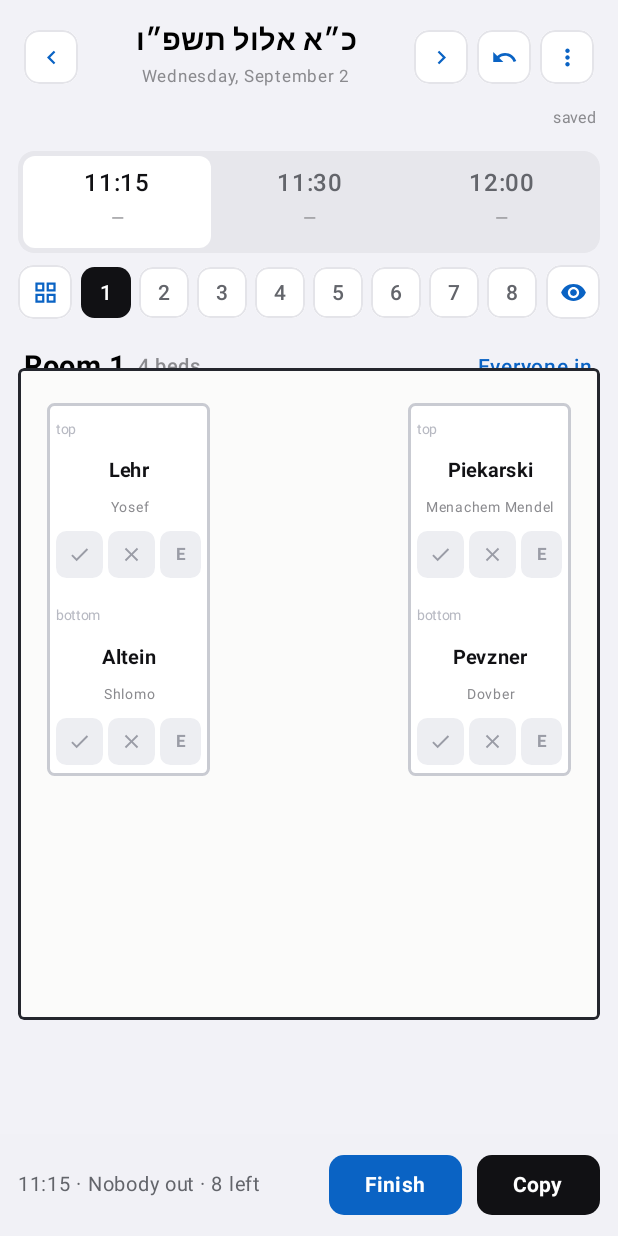
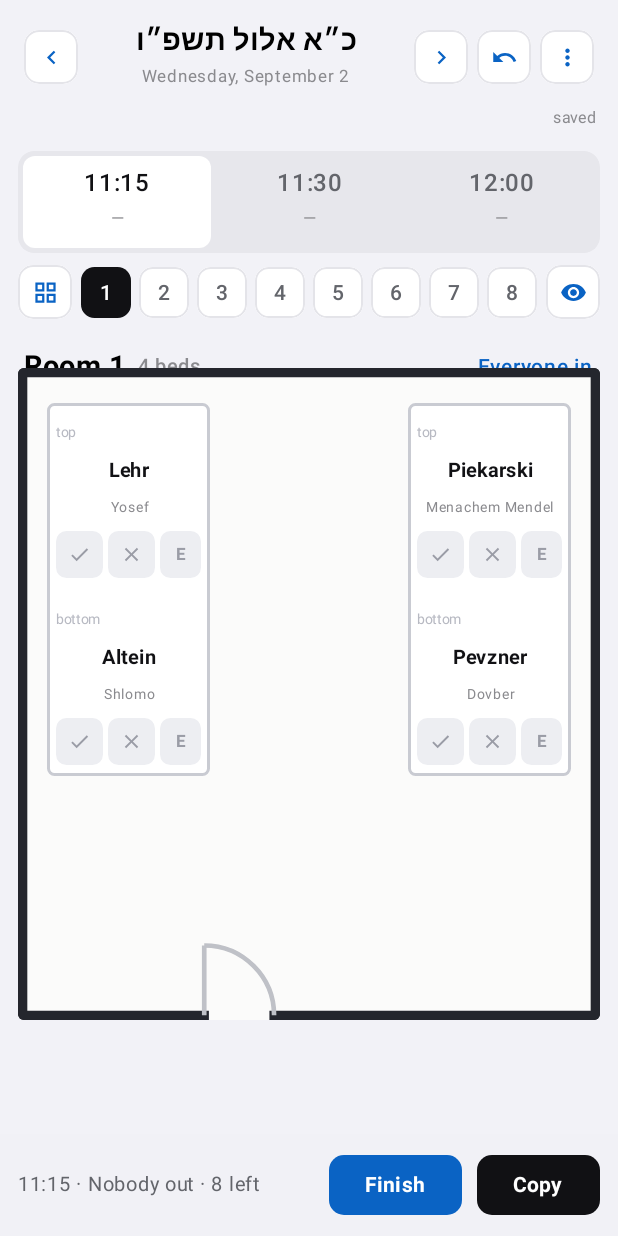
Before and after one commit to yechezkelbinstok-dev/room-check, an Android app built with Jetpack Compose: the screen it shows after launch (MainActivity), on a phone screen of 412 x 824 dp. Run offline under Robolectric (Android 15) with nearby library versions, the phone set to English and light mode, and no system bars.

Commit message:
Fix mark buttons vanishing on some slots; restore the door swing
The real bug: PersonSlot's vertical stack used Modifier.weight(1f) on
the content Column, but the outer Column's own height wasn't reliably
bounded in every call path (most visibly hit on a single-slot bed with
no bunk label above it). A Column asked to weight-distribute space it
can't measure can silently collapse the weighted child to zero height -
that's what was swallowing the mark buttons on Room 7's single bed and,
combined with a long two-line first name eating extra space, Room 5's
Flint. Rewritten with no weight() anywhere in that stack - Arrangement
.Center groups [label?, content] without needing it - and both name
lines are capped to one line with ellipsis so no name can ever grow
enough to threaten the buttons' space again.

Also restores the wall-gap-plus-swing-arc door drawing removed two
commits ago. Ported the same architectural convention as the original
web app, solved the arc's start/sweep angles analytically instead of
guessing, verified numerically (script checked the arc's endpoints hit
the exact expected coordinates for all 4 wall orientations) and visually
via an HTML canvas reproduction before touching the Kotlin - the
earlier Android port's version was never checked either way, which is
almost certainly why it looked wrong.

Co-Authored-By: Claude Sonnet 5 <noreply@anthropic.com>
Claude-Session: https://claude.ai/code/session_01HXGhh1J6SRgSujPezFKV5y

```diff
--- a/android/app/build.gradle.kts
+++ b/android/app/build.gradle.kts
@@ -12,8 +12,8 @@ android {
         applicationId = "com.roomcheck.app"
         minSdk = 26
         targetSdk = 34
-        versionCode = 3
-        versionName = "1.0.2"
+        versionCode = 4
+        versionName = "1.0.3"
     }
 
     signingConfigs {
--- a/android/app/src/main/kotlin/com/roomcheck/app/ui/FloorPlan.kt
+++ b/android/app/src/main/kotlin/com/roomcheck/app/ui/FloorPlan.kt
@@ -1,5 +1,6 @@
 package com.roomcheck.app.ui
 
+import androidx.compose.foundation.Canvas
 import androidx.compose.foundation.background
 import androidx.compose.foundation.border
 import androidx.compose.foundation.clickable
@@ -14,16 +15,88 @@ import androidx.compose.runtime.Composable
 import androidx.compose.ui.Alignment
 import androidx.compose.ui.Modifier
 import androidx.compose.ui.draw.clip
+import androidx.compose.ui.geometry.Offset
+import androidx.compose.ui.geometry.Size
 import androidx.compose.ui.graphics.Color
+import androidx.compose.ui.graphics.StrokeCap
+import androidx.compose.ui.graphics.drawscope.DrawScope
+import androidx.compose.ui.graphics.drawscope.Stroke
 import androidx.compose.ui.text.font.FontWeight
 import androidx.compose.ui.text.style.TextOverflow
 import androidx.compose.ui.unit.dp
 import androidx.compose.ui.unit.sp
 import com.roomcheck.app.data.Bed
+import com.roomcheck.app.data.Door
+import com.roomcheck.app.data.DoorWall
 import com.roomcheck.app.data.Mark
 import com.roomcheck.app.data.Room
 
 private const val PLAN_H = 112f // room aspect: 100 wide x 112 tall, matches the web app's viewBox
+private const val GAP = 6f          // half the doorway width, in the same 0-100/0-112 units as beds
+private const val DOOR_R = GAP * 2  // door-swing radius: full doorway width
+
+/**
+ * Walls with a doorway gap and a swing arc, in the same 100x112 percentage coordinate system as
+ * beds. The arc's start/end angles were solved and verified independently (not guessed) for each
+ * wall - see the derivation this mirrors: hinge = the gap edge nearer the room corner the door
+ * swings away from; the arc spans exactly 90 degrees between the along-the-wall point and the
+ * point straight out from the hinge at radius DOOR_R.
+ */
+private fun DrawScope.drawRoomWalls(door: Door, sx: Float, sy: Float, color: Color) {
+    val inset = 0.8f
+    val left = inset; val top = inset
+    val right = 100f - inset; val bottom = PLAN_H - inset
+    val pos = door.pos
+    val a = pos - GAP
+    val b = pos + GAP
+    val strokeWidth = 1.6f * ((sx + sy) / 2f)
+    fun p(x: Float, y: Float) = Offset(x * sx, y * sy)
+    fun line(x1: Float, y1: Float, x2: Float, y2: Float) =
+        drawLine(color, p(x1, y1), p(x2, y2), strokeWidth = strokeWidth, cap = StrokeCap.Square)
+
+    // the three walls without a door, or the full run when the door isn't on that wall
+    if (door.wall != DoorWall.TOP) line(left, top, right, top)
+    if (door.wall != DoorWall.BOTTOM) line(left, bottom, right, bottom)
+    if (door.wall != DoorWall.LEFT) line(left, top, left, bottom)
+    if (door.wall != DoorWall.RIGHT) line(right, top, right, bottom)
+
+    val geom = when (door.wall) {
+        DoorWall.BOTTOM -> {
+            line(left, bottom, a, bottom); line(b, bottom, right, bottom)
+            DoorGeom(a, bottom, 0f, -90f, a, bottom - DOOR_R)
+        }
+        DoorWall.TOP -> {
+            line(left, top, a, top); line(b, top, right, top)
+            DoorGeom(a, top, 0f, 90f, a, top + DOOR_R)
+        }
+        DoorWall.LEFT -> {
+            line(left, top, left, a); line(left, b, left, bottom)
+            DoorGeom(left, a, 90f, -90f, left + DOOR_R, a)
+        }
+        DoorWall.RIGHT -> {
+            line(right, top, right, a); line(right, b, right, bottom)
+            DoorGeom(right, a, 90f, 90f, right - DOOR_R, a)
+        }
+    }
+
+    val diameter = DOOR_R * 2
+    drawArc(
+        color = RC.swing,
+        startAngle = geom.startAngle,
+        sweepAngle = geom.sweepAngle,
+        useCenter = false,
+        topLeft = Offset((geom.hingeX - DOOR_R) * sx, (geom.hingeY - DOOR_R) * sy),
+        size = Size(diameter * sx, diameter * sy),
+        style = Stroke(width = 0.8f * ((sx + sy) / 2f))
+    )
+    drawLine(RC.swing, p(geom.hingeX, geom.hingeY), p(geom.leafX, geom.leafY), strokeWidth = 0.8f * ((sx + sy) / 2f))
+}
+
+private data class DoorGeom(
+    val hingeX: Float, val hingeY: Float,
+    val startAngle: Float, val sweepAngle: Float,
+    val leafX: Float, val leafY: Float
+)
 
 /**
  * Draws one room's floor plan: a plain wall outline and every bed positioned by the same
@@ -43,10 +116,12 @@ fun FloorPlanCanvas(
             .aspectRatio(100f / PLAN_H)
             .clip(RoundedCornerShape(4.dp))
             .background(bg)
-            .border(1.5.dp, RC.wall, RoundedCornerShape(4.dp))
     ) {
         val wPx = maxWidth
         val hPx = maxHeight
+        Canvas(Modifier.fillMaxSize()) {
+            drawRoomWalls(room.door, size.width / 100f, size.height / PLAN_H, RC.wall)
+        }
         room.beds.forEach { bed ->
             Box(
                 Modifier
@@ -137,15 +212,25 @@ fun PersonSlot(
         Mark.EXC -> RC.grey
         else -> RC.text
     }
-    // The bunk label ("top"/"bottom") is a normal first line in the column below, not an overlay -
-    // an absolute-positioned label sitting on top of centered name text is what caused the two to
-    // visually collide before.
-    Column(modifier.fillMaxSize().background(bgColor).padding(6.dp, 5.dp)) {
+    // No weight() in this vertical stack: a Column asked to fill a height that isn't reliably
+    // bounded can silently collapse a weighted child to zero - that's what was swallowing the
+    // mark buttons. Arrangement.Center groups [label?, content] as a block without needing weight
+    // at all. Name text is capped to one line with ellipsis so a long name can never grow enough
+    // to threaten the buttons' space - the bunk label sits as a normal line above it, in-flow, so
+    // it can't overlap the name either.
+    Column(
+        modifier.fillMaxSize().background(bgColor).padding(6.dp, 5.dp),
+        verticalArrangement = Arrangement.Center,
+        horizontalAlignment = Alignment.CenterHorizontally
+    ) {
         bunkLabel?.let {
-            Text(it, fontSize = 9.sp, color = Color(0xFFB7B9C2), modifier = Modifier.padding(bottom = 2.dp))
+            Text(
+                it, fontSize = 9.sp, color = Color(0xFFB7B9C2),
+                modifier = Modifier.align(Alignment.Start).padding(bottom = 2.dp)
+            )
         }
         if (row) {
-            Row(Modifier.weight(1f).fillMaxWidth(), verticalAlignment = Alignment.CenterVertically) {
+            Row(Modifier.fillMaxWidth(), verticalAlignment = Alignment.CenterVertically) {
                 Column(Modifier.weight(1f).clickable(onClick = onNameClick)) {
                     Text(last, fontSize = 13.sp, fontWeight = FontWeight.Bold, color = nameColor, maxLines = 1, overflow = TextOverflow.Ellipsis)
                     Text(first, fontSize = 9.sp, color = RC.sub, maxLines = 1, overflow = TextOverflow.Ellipsis)
@@ -153,10 +238,10 @@ fun PersonSlot(
                 MarkButtons(status, compact = true, onSet = onMark)
             }
         } else {
-            Column(Modifier.weight(1f).fillMaxWidth(), horizontalAlignment = Alignment.CenterHorizontally, verticalArrangement = Arrangement.Center) {
+            Column(horizontalAlignment = Alignment.CenterHorizontally) {
                 Column(Modifier.clickable(onClick = onNameClick), horizontalAlignment = Alignment.CenterHorizontally) {
-                    Text(last, fontSize = 13.sp, fontWeight = FontWeight.Bold, color = nameColor, textAlign = androidx.compose.ui.text.style.TextAlign.Center, maxLines = 2)
-                    Text(first, fontSize = 9.5.sp, color = RC.sub, textAlign = androidx.compose.ui.text.style.TextAlign.Center, maxLines = 2)
+                    Text(last, fontSize = 13.sp, fontWeight = FontWeight.Bold, color = nameColor, textAlign = androidx.compose.ui.text.style.TextAlign.Center, maxLines = 1, overflow = TextOverflow.Ellipsis)
+                    Text(first, fontSize = 9.5.sp, color = RC.sub, textAlign = androidx.compose.ui.text.style.TextAlign.Center, maxLines = 1, overflow = TextOverflow.Ellipsis)
                 }
                 Spacer(Modifier.height(4.dp))
                 MarkButtons(status, compact = false, onSet = onMark)
```
